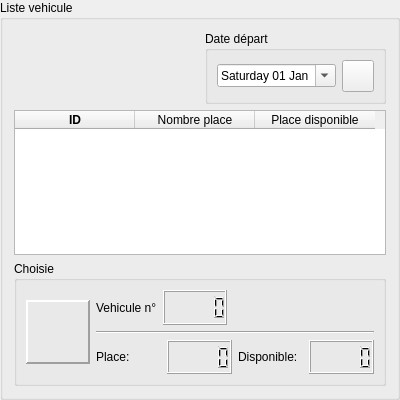
Qt form src/views/VehicleList/VehicleListView.ui (DinaTolotra/QReservation) before a commit.
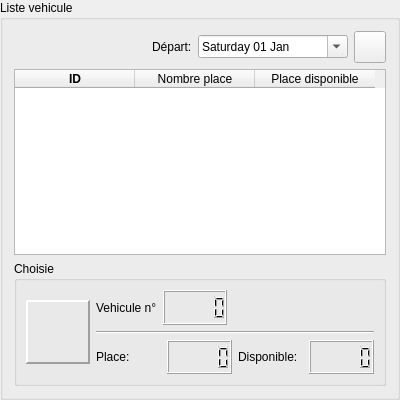
The same form after that commit. Icons and pictures are not drawn.

Commit message: Redesigne vehicle list view

The edit to the form file:
```diff
--- a/src/views/VehicleList/VehicleListView.ui
+++ b/src/views/VehicleList/VehicleListView.ui
@@ -51,13 +51,20 @@
       </spacer>
      </item>
      <item>
-      <widget class="QGroupBox" name="groupBox">
-       <property name="title">
-        <string>Date départ</string>
+      <widget class="QLabel" name="dateDepInLbl">
+       <property name="text">
+        <string>Départ:</string>
        </property>
-       <layout class="QHBoxLayout" name="horizontalLayout_8">
+      </widget>
+     </item>
         <item>
          <widget class="QDateEdit" name="dateDepIn">
+       <property name="minimumSize">
+        <size>
+         <width>150</width>
+         <height>0</height>
+        </size>
+       </property>
           <property name="displayFormat">
            <string>dddd dd MMM</string>
           </property>
@@ -99,9 +106,6 @@
             <height>24</height>
            </size>
           </property>
-         </widget>
-        </item>
-       </layout>
       </widget>
      </item>
     </layout>
```
Lines whose indentation alone changed are shown as unchanged. The commit also changes 3 other files.
